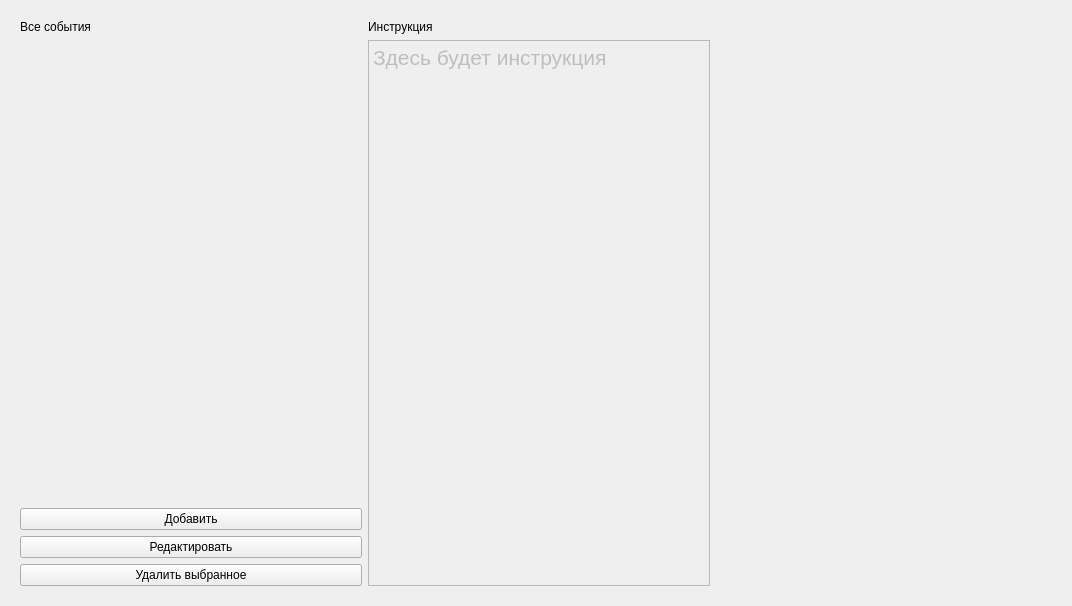
Above: ui/admin/AdminEventsWidget.ui from xamlo721/SecurityHelper before the change. Below: the same form after it.
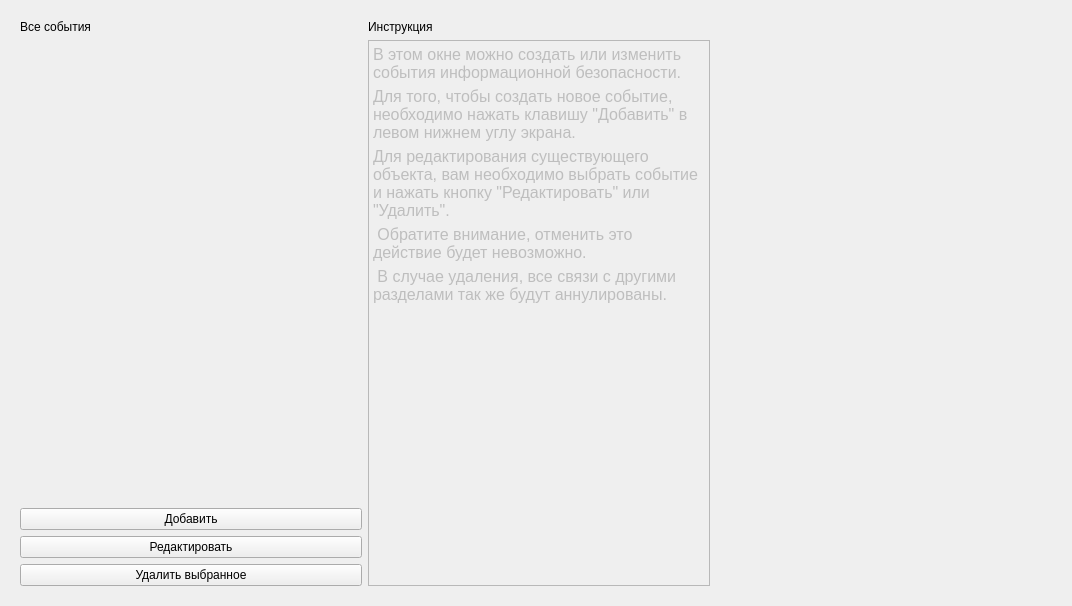
That is the form after the change. Custom widgets are drawn as their Qt base class.

Commit message: add admin intruction

```diff
--- a/ui/admin/AdminEventsWidget.ui
+++ b/ui/admin/AdminEventsWidget.ui
@@ -99,7 +99,11 @@
 &lt;html&gt;&lt;head&gt;&lt;meta name=&quot;qrichtext&quot; content=&quot;1&quot; /&gt;&lt;style type=&quot;text/css&quot;&gt;
 p, li { white-space: pre-wrap; }
 &lt;/style&gt;&lt;/head&gt;&lt;body style=&quot; font-family:'MS Shell Dlg 2'; font-size:8.25pt; font-weight:400; font-style:normal;&quot;&gt;
-&lt;p style=&quot; margin-top:0px; margin-bottom:0px; margin-left:0px; margin-right:0px; -qt-block-indent:0; text-indent:0px;&quot;&gt;&lt;span style=&quot; font-size:16pt;&quot;&gt;Здесь будет инструкция&lt;/span&gt;&lt;/p&gt;&lt;/body&gt;&lt;/html&gt;</string>
+&lt;p style=&quot; margin-top:0px; margin-bottom:0px; margin-left:0px; margin-right:0px; -qt-block-indent:0; text-indent:0px;&quot;&gt;&lt;span style=&quot; font-size:12pt;&quot;&gt;В этом окне можно создать или изменить события информационной безопасности. &lt;/span&gt;&lt;/p&gt;
+&lt;p style=&quot; margin-top:5px; margin-bottom:5px; margin-left:0px; margin-right:0px; -qt-block-indent:0; text-indent:0px;&quot;&gt;&lt;span style=&quot; font-size:12pt;&quot;&gt;Для того, чтобы создать новое событие, необходимо нажать клавишу &amp;quot;Добавить&amp;quot; в левом нижнем углу экрана. &lt;/span&gt;&lt;/p&gt;
+&lt;p style=&quot; margin-top:5px; margin-bottom:5px; margin-left:0px; margin-right:0px; -qt-block-indent:0; text-indent:0px;&quot;&gt;&lt;span style=&quot; font-size:12pt;&quot;&gt;Для редактирования существующего объекта, вам необходимо выбрать событие и нажать кнопку &amp;quot;Редактировать&amp;quot; или &amp;quot;Удалить&amp;quot;.&lt;/span&gt;&lt;/p&gt;
+&lt;p style=&quot; margin-top:5px; margin-bottom:5px; margin-left:0px; margin-right:0px; -qt-block-indent:0; text-indent:0px;&quot;&gt;&lt;span style=&quot; font-size:12pt;&quot;&gt; Обратите внимание, отменить это действие будет невозможно.&lt;/span&gt;&lt;/p&gt;
+&lt;p style=&quot; margin-top:5px; margin-bottom:5px; margin-left:0px; margin-right:0px; -qt-block-indent:0; text-indent:0px;&quot;&gt;&lt;span style=&quot; font-size:12pt;&quot;&gt; В случае удаления, все связи с другими разделами так же будут аннулированы.&lt;/span&gt;&lt;/p&gt;&lt;/body&gt;&lt;/html&gt;</string>
           </property>
          </widget>
         </item>
```
Left out of the diff: 15 changed lines with no effect on the pictures. The commit also changes 4 other files.
